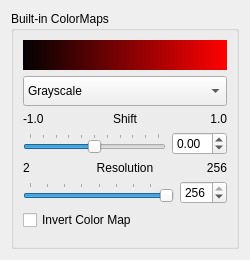
The window that src/Interface/Modules/Visualization/CreateStandardColorMap.ui (SCIInstitute/SCIRun) describes before a commit, drawn with Qt 5.
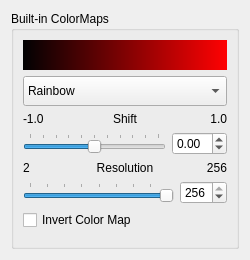
The same window after the commit.

```diff
--- a/src/Interface/Modules/Visualization/CreateStandardColorMap.ui
+++ b/src/Interface/Modules/Visualization/CreateStandardColorMap.ui
@@ -65,16 +65,6 @@
           <height>30</height>
          </size>
         </property>
-        <item>
-         <property name="text">
-          <string>Grayscale</string>
-         </property>
-        </item>
-        <item>
-         <property name="text">
-          <string>Blackbody</string>
-         </property>
-        </item>
         <item>
          <property name="text">
           <string>Rainbow</string>
```
Left out of the diff: 15 changed lines with no effect on the pictures.
